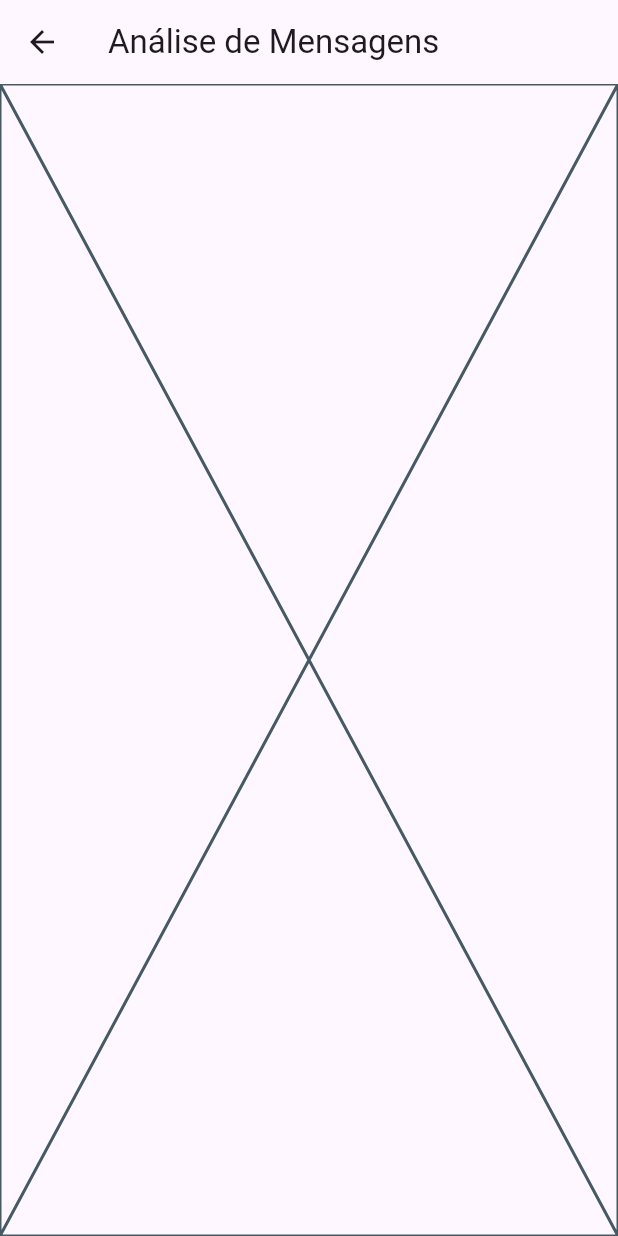
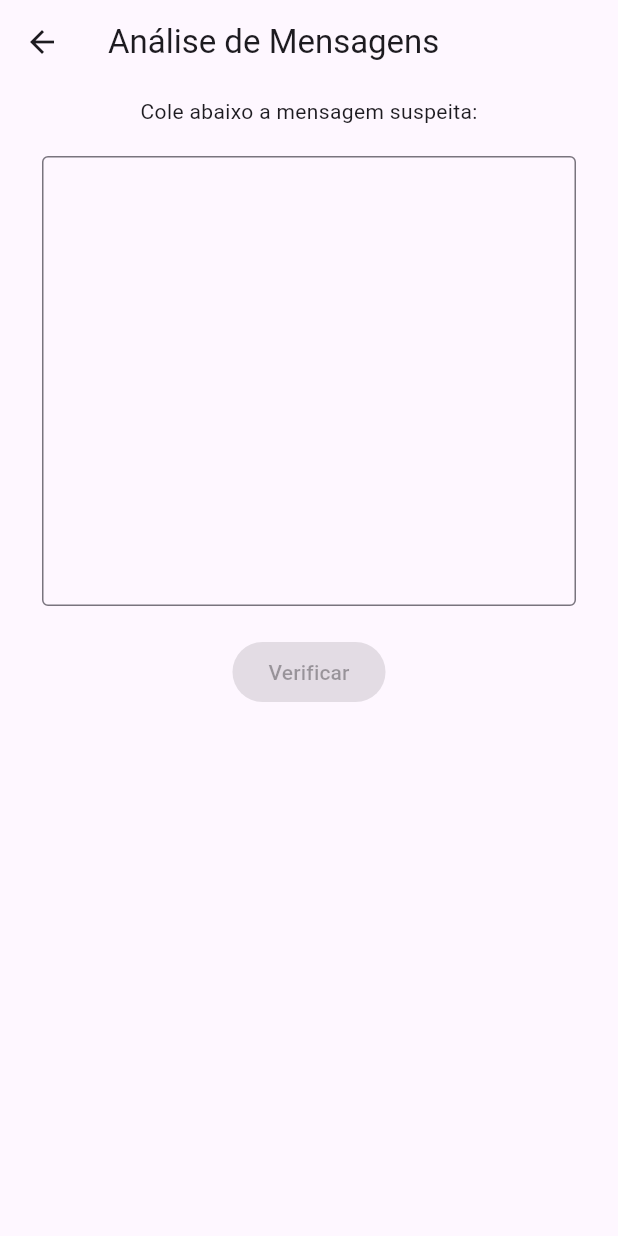
Before and after one commit to matheusclemente/protetor_digital_prototipo, a Flutter app: the MessageAnalyzerScreen screen opened directly, on a phone screen of 412 x 824 dp. Run offline on Flutter 3.47's test engine with Material 3 defaults, Android fonts, the light colour scheme and no system bars; our stand-ins replace introduction_screen; generated files the repository leaves out were written again.

Commit message:
Update message_analyzer_screen.dart

```diff
--- a/lib/features/message_analyzer/message_analyzer_screen.dart
+++ b/lib/features/message_analyzer/message_analyzer_screen.dart
@@ -1,4 +1,5 @@
 import 'package:flutter/material.dart';
+import 'package:protetor_digital_prototipo/i18n/strings.g.dart';
 
 class MessageAnalyzerScreen extends StatelessWidget {
   const MessageAnalyzerScreen({super.key});
@@ -6,10 +7,33 @@ class MessageAnalyzerScreen extends StatelessWidget {
   Widget build(BuildContext context) {
     return Scaffold(
       appBar: AppBar(
-        title: const Text('Análise de Mensagens'),
+        title: Text(t.messageAnalyzerScreen.title),
       ),
-      body: const Center(
-        child: Placeholder(),
+      body: const Padding(
+        padding: EdgeInsets.all(8.0),
+        child: Column(
+          children: <Widget>[
+            Text("Cole abaixo a mensagem suspeita:"),
+            Padding(
+              padding: EdgeInsets.all(20),
+              child: SizedBox(
+                height: 300,
+                child: TextField(
+                  keyboardType: TextInputType.multiline,
+                  maxLines: null,
+                  expands: true,
+                  decoration: InputDecoration(
+                    border: OutlineInputBorder(),
+                  ),
+                ),
+              ),
+            ),
+            ElevatedButton(
+              onPressed: null,
+              child: Text("Verificar"),
+            )
+          ],
+        ),
       ),
     );
   }
```
